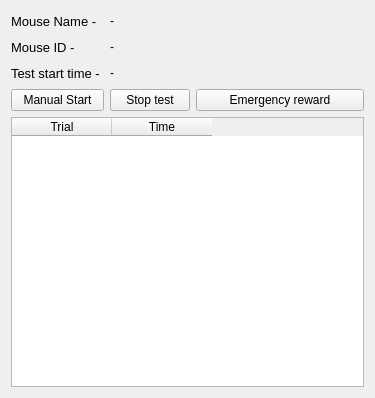
Above: Python/gui/testwin.ui from yagarwal123/autonomouse before the change. Below: the same form after it.
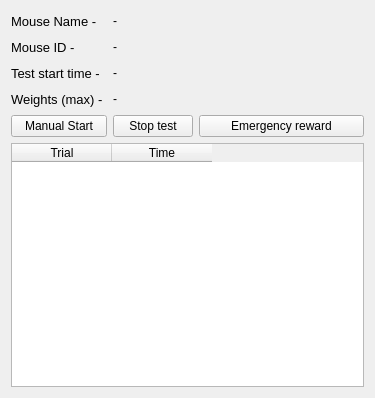
That is the form after the change.

What changed in the file:
```diff
--- a/Python/gui/testwin.ui
+++ b/Python/gui/testwin.ui
@@ -33,7 +33,7 @@
      </property>
     </widget>
    </item>
-   <item row="0" column="2" colspan="2">
+   <item row="0" column="2">
     <spacer name="horizontalSpacer">
      <property name="orientation">
       <enum>Qt::Horizontal</enum>
@@ -65,7 +65,7 @@
      </property>
     </widget>
    </item>
-   <item row="1" column="2" colspan="2">
+   <item row="1" column="2">
     <spacer name="horizontalSpacer_2">
      <property name="orientation">
       <enum>Qt::Horizontal</enum>
@@ -97,7 +97,7 @@
      </property>
     </widget>
    </item>
-   <item row="2" column="2" colspan="2">
+   <item row="2" column="2">
     <spacer name="horizontalSpacer_3">
      <property name="orientation">
       <enum>Qt::Horizontal</enum>
@@ -111,40 +111,72 @@
     </spacer>
    </item>
    <item row="3" column="0">
+    <widget class="QLabel" name="label_4">
+     <property name="font">
+      <font>
+       <pointsize>10</pointsize>
+      </font>
+     </property>
+     <property name="text">
+      <string>Weights (max) - </string>
+     </property>
+    </widget>
+   </item>
+   <item row="3" column="1">
+    <widget class="QLabel" name="weights_max">
+     <property name="text">
+      <string>-</string>
+     </property>
+    </widget>
+   </item>
+   <item row="3" column="2">
+    <spacer name="horizontalSpacer_4">
+     <property name="orientation">
+      <enum>Qt::Horizontal</enum>
+     </property>
+     <property name="sizeHint" stdset="0">
+      <size>
+       <width>170</width>
+       <height>20</height>
+      </size>
+     </property>
+    </spacer>
+   </item>
+   <item row="4" column="0">
     <widget class="QPushButton" name="manStartButton">
      <property name="text">
       <string>Manual Start</string>
      </property>
     </widget>
    </item>
-   <item row="4" column="0" colspan="4">
-    <widget class="QTableWidget" name="tableWidget">
-     <column>
-      <property name="text">
-       <string>Trial</string>
-      </property>
-     </column>
-     <column>
-      <property name="text">
-       <string>Time</string>
-      </property>
-     </column>
-    </widget>
-   </item>
-   <item row="3" column="1">
+   <item row="4" column="1">
     <widget class="QPushButton" name="stopButton">
      <property name="text">
       <string>Stop test</string>
      </property>
     </widget>
    </item>
-   <item row="3" column="2" colspan="2">
+   <item row="4" column="2">
     <widget class="QPushButton" name="rewardButton">
      <property name="text">
       <string>Emergency reward</string>
      </property>
     </widget>
    </item>
+   <item row="5" column="0" colspan="3">
+    <widget class="QTableWidget" name="tableWidget">
+     <column>
+      <property name="text">
+       <string>Trial</string>
+      </property>
+     </column>
+     <column>
+      <property name="text">
+       <string>Time</string>
+      </property>
+     </column>
+    </widget>
+   </item>
   </layout>
  </widget>
  <resources/>
```
